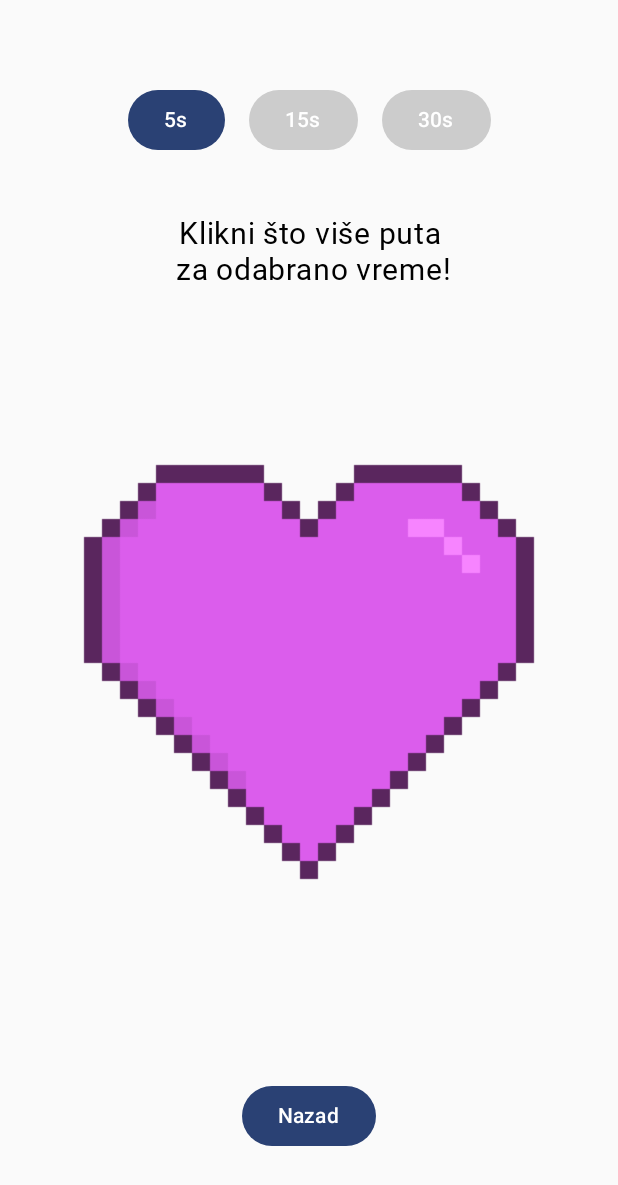
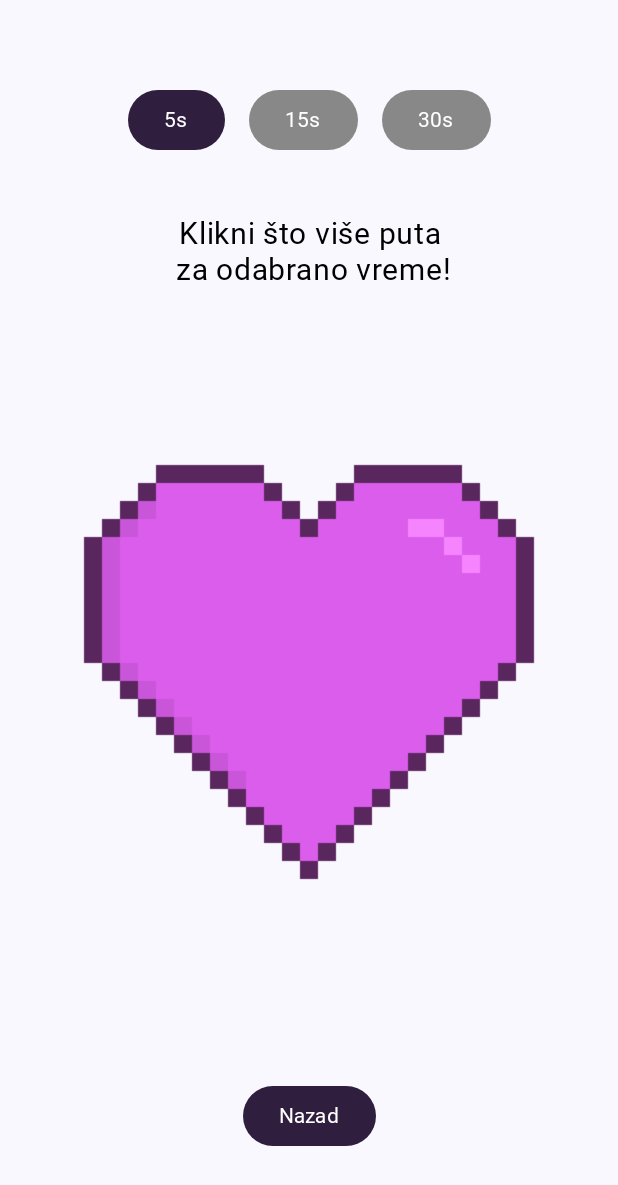
Before and after one commit to tajdzena/AnniversaryApp, an Android app built with Jetpack Compose: the screen it shows after launch (MainActivity), after a tap on "Mini igrica", on a phone screen of 412 x 824 dp. Shown: the top 1185 px of the screen. Run offline under Robolectric (Android 15) with nearby library versions, the phone set to English and light mode, and no system bars; libraries missing offline, so code that uses them is left out: nl.dionsegijn.konfetti; Roboto replaces fonts that are not available here.

Commit message:
High score za sve nivoe, konfeti, dark mode

```diff
--- a/app/build.gradle.kts
+++ b/app/build.gradle.kts
@@ -59,6 +59,7 @@ dependencies {
     implementation(libs.androidx.ui.graphics)
     implementation(libs.androidx.ui.tooling.preview)
     implementation(libs.androidx.material3)
+    implementation(libs.androidx.datastore.preferences)
     testImplementation(libs.junit)
     androidTestImplementation(libs.androidx.junit)
     androidTestImplementation(libs.androidx.espresso.core)
@@ -66,4 +67,5 @@ dependencies {
     androidTestImplementation(libs.androidx.ui.test.junit4)
     debugImplementation(libs.androidx.ui.tooling)
     debugImplementation(libs.androidx.ui.test.manifest)
+    implementation(libs.konfetti.compose)
 }
--- /dev/null
+++ b/app/src/main/java/com/example/anniversaryapp/HighScoreManager.kt
@@ -0,0 +1,33 @@
+package com.example.anniversaryapp
+import android.content.Context
+import androidx.datastore.preferences.core.*
+import androidx.datastore.preferences.preferencesDataStore
+import kotlinx.coroutines.flow.first
+import kotlinx.coroutines.runBlocking
+
+private val Context.dataStore by preferencesDataStore("high_scores")
+
+class HighScoreManager(private val context: Context) {
+
+    private fun keyForDuration(duration: Int): Preferences.Key<Int> =
+        intPreferencesKey("high_score_$duration")
+
+    fun getHighScore(duration: Int): Int {
+        val key = keyForDuration(duration)
+        return runBlocking {
+            val prefs = context.dataStore.data.first()
+            prefs[key] ?: 0
+        }
+    }
+
+    fun saveHighScore(duration: Int, score: Int) {
+        val key = keyForDuration(duration)
+        runBlocking {
+            context.dataStore.edit { prefs ->
+                if ((prefs[key] ?: 0) < score) {
+                    prefs[key] = score
+                }
+            }
+        }
+    }
+}
--- a/app/src/main/java/com/example/anniversaryapp/MainActivity.kt
+++ b/app/src/main/java/com/example/anniversaryapp/MainActivity.kt
@@ -27,11 +27,23 @@ import androidx.compose.foundation.layout.*
 import androidx.compose.ui.draw.scale
 import androidx.compose.ui.res.painterResource
 import androidx.compose.animation.core.*
+import androidx.compose.foundation.background
 import androidx.compose.foundation.layout.Arrangement.Top
 import androidx.compose.material3.*
 import androidx.compose.ui.graphics.Color
+import androidx.compose.ui.hapticfeedback.HapticFeedbackType
 import androidx.compose.ui.text.style.TextAlign
+import androidx.compose.ui.zIndex
+import com.example.anniversaryapp.ui.theme.InterFont
 import kotlinx.coroutines.delay
+import nl.dionsegijn.konfetti.compose.KonfettiView
+import nl.dionsegijn.konfetti.core.Party
+import nl.dionsegijn.konfetti.core.Position
+import nl.dionsegijn.konfetti.core.emitter.Emitter
+import nl.dionsegijn.konfetti.core.models.Shape
+import nl.dionsegijn.konfetti.core.models.Size
+import java.util.concurrent.TimeUnit
+
 
 class MainActivity : ComponentActivity() {
     override fun onCreate(savedInstanceState: Bundle?) {
@@ -67,6 +79,8 @@ fun AnniversaryApp(){
 
 @Composable
 fun HomeScreen(onStartGame: () -> Unit){
+    val backgroundColor = MaterialTheme.colorScheme.background
+
     val scale = remember { Animatable(1f) }
     var clickCount by remember { mutableStateOf(0) }
     val haptic = LocalHapticFeedback.current
@@ -85,19 +99,21 @@ fun HomeScreen(onStartGame: () -> Unit){
 
     val maxClicks = 4
 
+    Box(modifier = Modifier.fillMaxSize()) {
+
+        // Glavni sadrzaj
         Column(
             modifier = Modifier
                 .fillMaxSize()
+                .background(backgroundColor)  // Pozadina koja se menja u zavisnosti od teme
                 .padding(32.dp),
             verticalArrangement = Center,
             horizontalAlignment = Alignment.CenterHorizontally
-    )
-    {
+        ) {
             Text(
                 text = "Klikni na srce...",
-            style = MaterialTheme.typography.bodyLarge,
                 fontSize = 20.sp,
-            color = Color.DarkGray
+                color = Color.Gray //Podesiti za dark theme?
             )
 
             Image(
@@ -108,24 +124,46 @@ fun HomeScreen(onStartGame: () -> Unit){
                     .scale(scale.value)
                     .clickable {
                         clickCount++
-                    haptic.performHapticFeedback(androidx.compose.ui.hapticfeedback.HapticFeedbackType.LongPress)
+                        haptic.performHapticFeedback(HapticFeedbackType.LongPress)
                     }
             )
 
-        //Spacer(modifier = Modifier.height(16.dp))
-
-        if (clickCount >= maxClicks) { //Dodati konfeti efekat, i videti za long press
+            if (clickCount >= maxClicks) {
                 Text(
-                text = "4 klika za 4 godine ljubavi!\nVojim te 🐻 <3 🐸", //Dodati animaciju pri pojavljivanju teksta
+                    text = "4 klika za 4 godine ljubavi!\nVojim te 🐻 <3 🐸",
                     color = Color.hsl(300f, 0.6f, 0.7f),
                     fontSize = 20.sp,
                     textAlign = TextAlign.Center
                 )
-            Spacer(modifier = Modifier.height(32.dp)) // da se napravi razmak od dugmeta mini igrica
+                Spacer(modifier = Modifier.height(32.dp))
             }
 
-        Button(onClick = onStartGame) {
-            Text("Mini igrica")
+            Button(onClick = onStartGame,
+                colors = ButtonDefaults.buttonColors(
+                    containerColor = Color(0xED210E31)
+                )) {
+                Text("Mini igrica", fontFamily = InterFont, color = Color.White)
+            }
+        }
+
+        // Konfete kao overlay
+        if (clickCount >= maxClicks) {
+            KonfettiView(
+                modifier = Modifier
+                    .fillMaxSize()
+                    .zIndex(1f), // osigurava da je iznad svega
+                parties = listOf(
+                    Party(
+                        emitter = Emitter(duration = 3, TimeUnit.SECONDS).perSecond(100),
+                        position = Position.Relative(0.5, 0.0), // sa sredine gore
+                        spread = 360,
+                        speed = 30f,
+                        shapes = listOf(Shape.Circle, Shape.Square),
+                        colors = listOf(0xfce18a.toInt(), 0xff726d.toInt(), 0xf4306d.toInt(), 0xb48def.toInt()),
+                        size = listOf(Size.SMALL, Size.LARGE)
+                    )
+                )
+            )
         }
     }
 }
@@ -133,6 +171,8 @@ fun HomeScreen(onStartGame: () -> Unit){
 
 @Composable
 fun MiniGameScreen(onExit: () -> Unit) {
+    val backgroundColor = MaterialTheme.colorScheme.background
+
     val scale = remember { Animatable(1f) }
     var score by remember { mutableStateOf(0) }
     var gameRunning by remember { mutableStateOf(false) }
@@ -147,18 +187,18 @@ fun MiniGameScreen(onExit: () -> Unit) {
 
     //Cuvanje high scores za svaki nivo
     val context = LocalContext.current
-    val prefs = context.getSharedPreferences("high_scores", Context.MODE_PRIVATE)
-    val highScoreKey = "high_score_${selectedDuration}s"
-    var highScore by remember { mutableStateOf(prefs.getInt(highScoreKey, 0)) }
-
+    val highScoreManager = remember { HighScoreManager(context) }
+    var highScore by remember { mutableStateOf(highScoreManager.getHighScore(selectedDuration)) }
 
     LaunchedEffect(gameRunning) {
         if (gameRunning) {
-            for (i in selectedDuration downTo 0) {
+            for (i in selectedDuration downTo 1) {
                 timeLeft = i
                 delay(1000)
             }
             gameRunning = false
+            highScoreManager.saveHighScore(selectedDuration, score)
+            highScore = highScoreManager.getHighScore(selectedDuration)
         }
     }
 
@@ -167,17 +207,14 @@ fun MiniGameScreen(onExit: () -> Unit) {
         scale.animateTo(1f, tween(100))
     }
 
-
-    LaunchedEffect(!gameRunning && score > 0) {
-        if (score > highScore) {
-            highScore = score
-            prefs.edit().putInt(highScoreKey, score).apply()
-        }
+    LaunchedEffect(selectedDuration) {
+        highScore = highScoreManager.getHighScore(selectedDuration)
     }
 
     Column(
         modifier = Modifier
             .fillMaxSize()
+            .background(backgroundColor)
             .padding(32.dp),
         verticalArrangement = Center,
         horizontalAlignment = Alignment.CenterHorizontally
@@ -188,12 +225,20 @@ fun MiniGameScreen(onExit: () -> Unit) {
             durations.forEach { duration ->
                 Button(
                     onClick = { selectedDuration = duration },
+                    enabled = !gameRunning, //disable ostala dva dugmica dok jedan nivo traje
                     colors = ButtonDefaults.buttonColors(
-                        containerColor = if (selectedDuration == duration) MaterialTheme.colorScheme.primary else Color.LightGray
+                        containerColor = when {
+                            selectedDuration == duration -> Color(0xED210E31) // Boja za selektovan nivo kad nije igra
+                            else -> Color.Gray // Ostali
+                        },
+                        disabledContainerColor = when {
+                            gameRunning && duration == selectedDuration -> Color(0xED210E31) //aktivni nivo da izgleda isto i kad je disabled - (custom boja kasnije - Color(0xFFB00020) hex kod)
+                            else -> Color.Gray
+                        }
                     ),
                     modifier = Modifier.padding(horizontal = 4.dp)
                 ) {
-                    Text("${duration}s")
+                    Text("${duration}s", color = Color.White, fontFamily = InterFont)
                 }
             }
         }
@@ -206,7 +251,7 @@ fun MiniGameScreen(onExit: () -> Unit) {
             if (!gameRunning) "Klikni što više puta\n za odabrano vreme!"
             else "Najveći broj klikova: $highScore\n\nPreostalo vreme: ${timeLeft}s",
             fontSize = 20.sp,
-            textAlign = TextAlign.Center
+            textAlign = TextAlign.Center //Podesiti da tekst bude bele boje u dark modu
         )
 
         if (gameRunning) {
@@ -234,8 +279,13 @@ fun MiniGameScreen(onExit: () -> Unit) {
 
         Spacer(modifier = Modifier.height(16.dp))
 
-        Button(onClick = onExit) {
-            Text("Nazad")
+        Button(
+            onClick = onExit,
+            colors = ButtonDefaults.buttonColors(
+                containerColor = Color(0xED210E31)
+            )
+        ) {
+            Text("Nazad", color = Color.White, fontFamily = InterFont)
         }
     }
 }
--- a/app/src/main/java/com/example/anniversaryapp/ui/theme/Theme.kt
+++ b/app/src/main/java/com/example/anniversaryapp/ui/theme/Theme.kt
@@ -3,24 +3,34 @@ package com.example.anniversaryapp.ui.theme
 import android.app.Activity
 import android.os.Build
 import androidx.compose.foundation.isSystemInDarkTheme
+import androidx.compose.material3.ButtonDefaults
 import androidx.compose.material3.MaterialTheme
 import androidx.compose.material3.darkColorScheme
 import androidx.compose.material3.dynamicDarkColorScheme
 import androidx.compose.material3.dynamicLightColorScheme
 import androidx.compose.material3.lightColorScheme
 import androidx.compose.runtime.Composable
+import androidx.compose.ui.graphics.Color
 import androidx.compose.ui.platform.LocalContext
+import androidx.compose.ui.text.TextStyle
+import androidx.compose.ui.text.font.FontWeight
+import androidx.compose.ui.unit.sp
+
 
 private val DarkColorScheme = darkColorScheme(
     primary = Purple80,
     secondary = PurpleGrey80,
-    tertiary = Pink80
+    tertiary = Pink80,
+    background = Color(0xFF121212),
+    surface = Color(0xFF121212)
 )
 
 private val LightColorScheme = lightColorScheme(
     primary = Purple40,
     secondary = PurpleGrey40,
-    tertiary = Pink40
+    tertiary = Pink40,
+    background = Color(0xFFFFFFFF),  // Bela pozadina za light mode
+    surface = Color(0xFFFFFFFF)      // Bela pozadina za light mode
 
     /* Other default colors to override
     background = Color(0xFFFFFBFE),
@@ -50,6 +60,17 @@ fun AnniversaryAppTheme(
         else -> LightColorScheme
     }
 
+//    val AppButtonColors = ButtonDefaults.buttonColors(
+//        containerColor = Color(0xD5411D55),  // Pozadina dugmeta
+//        contentColor = Color.White           // Boja teksta na dugmetu
+//    )
+//
+//    val AppButtonTypography = TextStyle(
+//        fontFamily = InterFont,
+//        fontSize = 16.sp,
+//        fontWeight = FontWeight.Bold
+//    )
+
     MaterialTheme(
         colorScheme = colorScheme,
         typography = Typography,
--- a/gradle/libs.versions.toml
+++ b/gradle/libs.versions.toml
@@ -1,5 +1,6 @@
 [versions]
 agp = "8.4.2"
+konfettiCompose = "2.0.2"
 kotlin = "1.9.0"
 coreKtx = "1.15.0"
 junit = "4.13.2"
@@ -8,6 +9,7 @@ espressoCore = "3.6.1"
 lifecycleRuntimeKtx = "2.8.7"
 activityCompose = "1.10.1"
 composeBom = "2025.04.00"
+androidx-datastore = "1.0.0"
 
 [libraries]
 androidx-core-ktx = { group = "androidx.core", name = "core-ktx", version.ref = "coreKtx" }
@@ -24,6 +26,8 @@ androidx-ui-tooling-preview = { group = "androidx.compose.ui", name = "ui-toolin
 androidx-ui-test-manifest = { group = "androidx.compose.ui", name = "ui-test-manifest" }
 androidx-ui-test-junit4 = { group = "androidx.compose.ui", name = "ui-test-junit4" }
 androidx-material3 = { group = "androidx.compose.material3", name = "material3" }
+androidx-datastore-preferences = { module = "androidx.datastore:datastore-preferences", version.ref = "androidx-datastore" }
+konfetti-compose = { module = "nl.dionsegijn:konfetti-compose", version.ref = "konfettiCompose" }
 
 [plugins]
 android-application = { id = "com.android.application", version.ref = "agp" }
```
Lines whose indentation alone changed are shown as unchanged.
